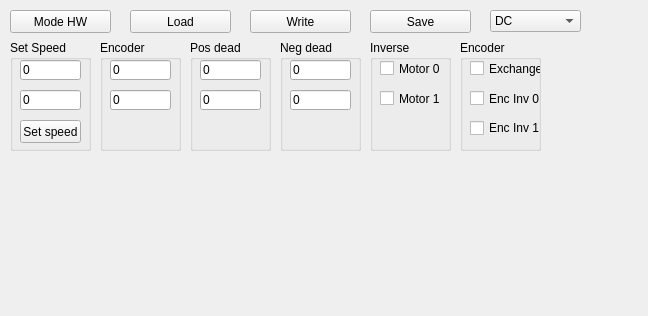
Qt form software/GCSQt/mode_hw_tw.ui (tuannv-github/PIFer) before a commit.
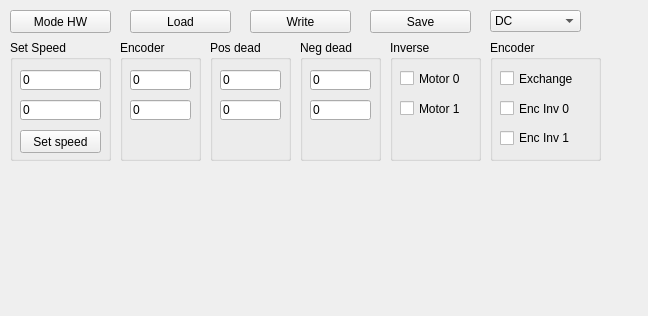
The same form after that commit.

```diff
--- a/software/GCSQt/mode_hw_tw.ui
+++ b/software/GCSQt/mode_hw_tw.ui
@@ -57,8 +57,8 @@
     <rect>
      <x>10</x>
      <y>40</y>
-     <width>81</width>
-     <height>111</height>
+     <width>101</width>
+     <height>121</height>
     </rect>
    </property>
    <property name="title">
@@ -68,8 +68,8 @@
     <property name="geometry">
      <rect>
       <x>10</x>
-      <y>20</y>
-      <width>61</width>
+      <y>30</y>
+      <width>81</width>
       <height>20</height>
      </rect>
     </property>
@@ -81,8 +81,8 @@
     <property name="geometry">
      <rect>
       <x>10</x>
-      <y>80</y>
-      <width>61</width>
+      <y>90</y>
+      <width>81</width>
       <height>23</height>
      </rect>
     </property>
@@ -94,8 +94,8 @@
     <property name="geometry">
      <rect>
       <x>10</x>
-      <y>50</y>
-      <width>61</width>
+      <y>60</y>
+      <width>81</width>
       <height>20</height>
      </rect>
     </property>
@@ -140,10 +140,10 @@
   <widget class="QGroupBox" name="groupBox">
    <property name="geometry">
     <rect>
-     <x>100</x>
+     <x>120</x>
      <y>40</y>
      <width>81</width>
-     <height>111</height>
+     <height>121</height>
     </rect>
    </property>
    <property name="title">
@@ -153,7 +153,7 @@
     <property name="geometry">
      <rect>
       <x>10</x>
-      <y>20</y>
+      <y>30</y>
       <width>61</width>
       <height>20</height>
      </rect>
@@ -169,7 +169,7 @@
     <property name="geometry">
      <rect>
       <x>10</x>
-      <y>50</y>
+      <y>60</y>
       <width>61</width>
       <height>20</height>
      </rect>
@@ -185,10 +185,10 @@
   <widget class="QGroupBox" name="groupBox_2">
    <property name="geometry">
     <rect>
-     <x>190</x>
+     <x>210</x>
      <y>40</y>
      <width>81</width>
-     <height>111</height>
+     <height>121</height>
     </rect>
    </property>
    <property name="title">
@@ -198,7 +198,7 @@
     <property name="geometry">
      <rect>
       <x>10</x>
-      <y>20</y>
+      <y>30</y>
       <width>61</width>
       <height>20</height>
      </rect>
@@ -211,7 +211,7 @@
     <property name="geometry">
      <rect>
       <x>10</x>
-      <y>50</y>
+      <y>60</y>
       <width>61</width>
       <height>20</height>
      </rect>
@@ -224,10 +224,10 @@
   <widget class="QGroupBox" name="groupBox_3">
    <property name="geometry">
     <rect>
-     <x>280</x>
+     <x>300</x>
      <y>40</y>
      <width>81</width>
-     <height>111</height>
+     <height>121</height>
     </rect>
    </property>
    <property name="title">
@@ -237,7 +237,7 @@
     <property name="geometry">
      <rect>
       <x>10</x>
-      <y>20</y>
+      <y>30</y>
       <width>61</width>
       <height>20</height>
      </rect>
@@ -250,7 +250,7 @@
     <property name="geometry">
      <rect>
       <x>10</x>
-      <y>50</y>
+      <y>60</y>
       <width>61</width>
       <height>20</height>
      </rect>
@@ -263,10 +263,10 @@
   <widget class="QGroupBox" name="groupBox_4">
    <property name="geometry">
     <rect>
-     <x>370</x>
+     <x>390</x>
      <y>40</y>
-     <width>81</width>
-     <height>111</height>
+     <width>91</width>
+     <height>121</height>
     </rect>
    </property>
    <property name="title">
@@ -276,7 +276,7 @@
     <property name="geometry">
      <rect>
       <x>10</x>
-      <y>20</y>
+      <y>30</y>
       <width>81</width>
       <height>17</height>
      </rect>
@@ -289,7 +289,7 @@
     <property name="geometry">
      <rect>
       <x>10</x>
-      <y>50</y>
+      <y>60</y>
       <width>81</width>
       <height>17</height>
      </rect>
@@ -302,10 +302,10 @@
   <widget class="QGroupBox" name="groupBox_5">
    <property name="geometry">
     <rect>
-     <x>460</x>
+     <x>490</x>
      <y>40</y>
-     <width>81</width>
-     <height>111</height>
+     <width>111</width>
+     <height>121</height>
     </rect>
    </property>
    <property name="title">
@@ -315,7 +315,7 @@
     <property name="geometry">
      <rect>
       <x>10</x>
-      <y>50</y>
+      <y>60</y>
       <width>70</width>
       <height>17</height>
      </rect>
@@ -328,7 +328,7 @@
     <property name="geometry">
      <rect>
       <x>10</x>
-      <y>80</y>
+      <y>90</y>
       <width>70</width>
       <height>16</height>
      </rect>
@@ -341,8 +341,8 @@
     <property name="geometry">
      <rect>
       <x>10</x>
-      <y>20</y>
-      <width>71</width>
+      <y>30</y>
+      <width>91</width>
       <height>17</height>
      </rect>
     </property>
```
